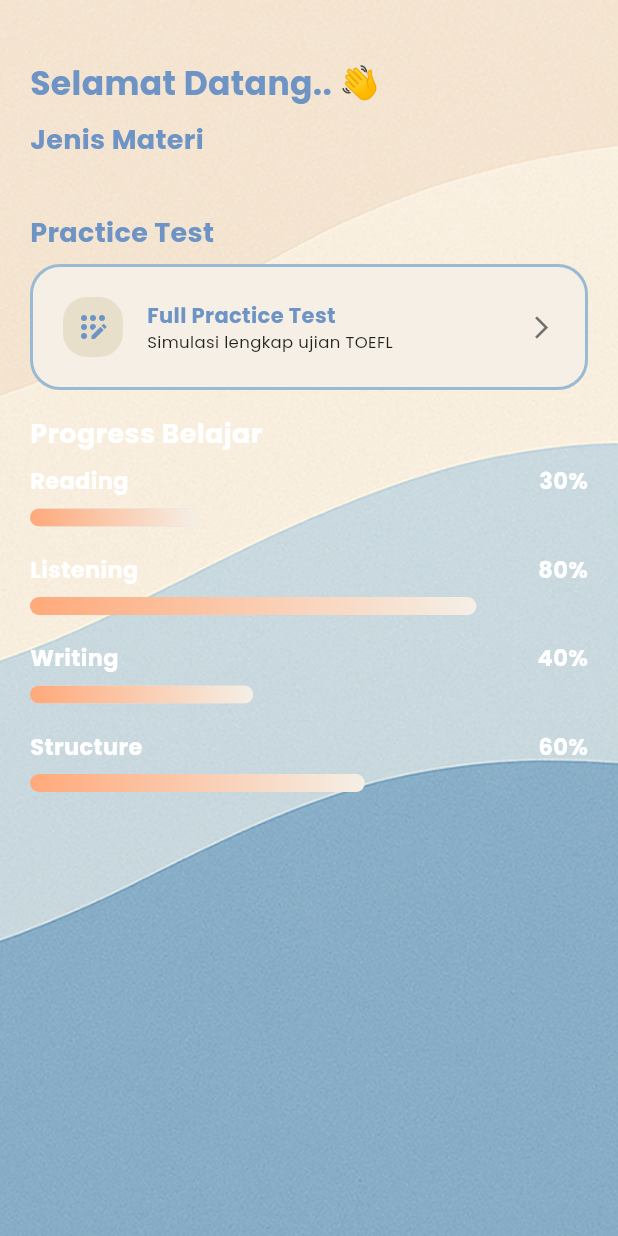
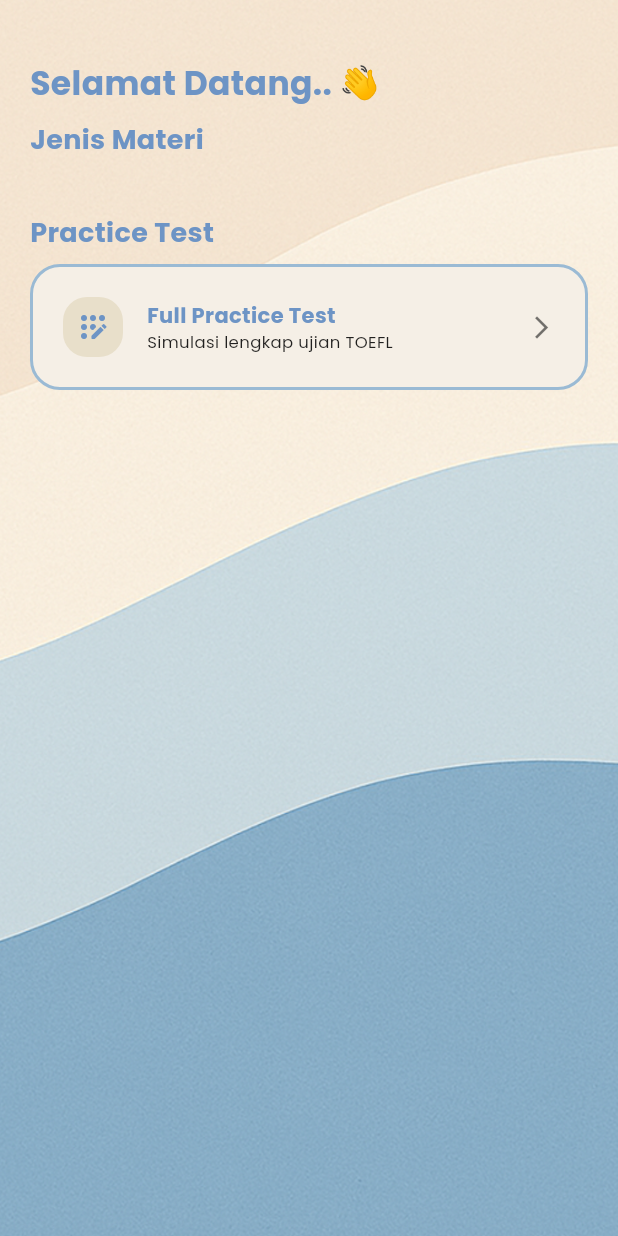
Before and after one commit to BuDes/toefltest, a Flutter app: the HomePage screen opened directly, on a phone screen of 412 x 824 dp. Run offline on Flutter 3.47's test engine with Material 3 defaults, Android fonts, the phone set to English and light mode, and no system bars; our stand-ins replace flutter_svg, iconsax, shared_preferences; accounts and stored records are empty; network calls fail.

Commit message:
feat: profile progress

```diff
--- a/lib/main.dart
+++ b/lib/main.dart
@@ -5,6 +5,7 @@ import 'package:toeflapp/pages/auth/auth_check.dart';
 import 'package:toeflapp/theme/app_colors.dart';
 import 'package:toeflapp/view_models/auth_view_model.dart';
 import 'package:toeflapp/view_models/materi_view_model.dart';
+import 'package:toeflapp/view_models/riwayat_view_model.dart';
 
 void main() {
   WidgetsFlutterBinding.ensureInitialized();
@@ -34,6 +35,7 @@ class MyApp extends StatelessWidget {
       providers: [
         ChangeNotifierProvider(create: (context) => AuthViewModel()),
         ChangeNotifierProvider(create: (context) => MateriViewModel()),
+        ChangeNotifierProvider(create: (context) => RiwayatViewModel()),
       ],
       child: MaterialApp(
         debugShowCheckedModeBanner: false,
--- /dev/null
+++ b/lib/models/materi.dart
@@ -0,0 +1,25 @@
+class Materi {
+  final String id;
+  final String nama;
+  final String? videoFile;
+  final String? content;
+  final DateTime tanggal;
+
+  Materi({
+    required this.id,
+    required this.nama,
+    required this.videoFile,
+    required this.content,
+    required this.tanggal,
+  });
+
+  factory Materi.fromJson(Map<String, dynamic> json) {
+    return Materi(
+      id: json["id"],
+      nama: json["nama"],
+      videoFile: json["videoFile"],
+      content: json["content"],
+      tanggal: json["createdAt"],
+    );
+  }
+}
--- /dev/null
+++ b/lib/models/riwayat.dart
@@ -0,0 +1,38 @@
+import 'package:intl/intl.dart';
+import 'package:toeflapp/models/jadwal.dart';
+import 'package:toeflapp/models/materi.dart';
+
+class Riwayat {
+  final String id;
+  final Materi? materi;
+  final Jadwal? jadwal;
+
+  Riwayat({
+    required this.id,
+    required this.materi,
+    required this.jadwal,
+  });
+
+  String get tanggal {
+    final date = materi?.tanggal ?? jadwal?.tanggal;
+    if (date == null) return "";
+
+    final timeFormatter = DateFormat("HH:mm");
+    final dateFormatter = DateFormat("dd/MM/yy");
+    final today = DateTime.now();
+    final formatter = _isSameDay(today, date) ? timeFormatter : dateFormatter;
+    return formatter.format(date);
+  }
+
+  bool _isSameDay(DateTime d1, DateTime d2) {
+    return d1.year == d2.year && d1.month == d2.month && d1.day == d2.day;
+  }
+
+  factory Riwayat.fromJson(Map<String, dynamic> json) {
+    return Riwayat(
+      id: json["id"],
+      materi: Materi.fromJson(json["materi"]),
+      jadwal: Jadwal.fromJson(json["jadwal_test"]),
+    );
+  }
+}
--- a/lib/pages/home_page.dart
+++ b/lib/pages/home_page.dart
@@ -102,58 +102,6 @@ class _HomePageState extends State<HomePage> {
                               onTap: () {},
                             );
                           }).toList(),
-                          // children: [
-                          //   _menuCard(
-                          //     context,
-                          //     SvgPicture.asset(
-                          //       'assets/images/icon_headphones.svg',
-                          //       width: 35,
-                          //       height: 35,
-                          //       color: AppColors.accent,
-                          //     ),
-                          //     "Listening",
-                          //     "200+ Audio",
-                          //     onTap: () =>
-                          //         _goTo(context, const ListeningPage()),
-                          //   ),
-                          //   _menuCard(
-                          //     context,
-                          //     SvgPicture.asset(
-                          //       'assets/images/icon_reading.svg',
-                          //       width: 35,
-                          //       height: 35,
-                          //       color: AppColors.accent,
-                          //     ),
-                          //     "Reading",
-                          //     "400+ Pertanyaan",
-                          //     onTap: () => _goTo(context, const ReadingPage()),
-                          //   ),
-                          //   _menuCard(
-                          //     context,
-                          //     SvgPicture.asset(
-                          //       'assets/images/icon_pen.svg',
-                          //       width: 35,
-                          //       height: 35,
-                          //       color: AppColors.accent,
-                          //     ),
-                          //     "Writing",
-                          //     "100+ Sampel",
-                          //     onTap: () => _goTo(context, const WritingPage()),
-                          //   ),
-                          //   _menuCard(
-                          //     context,
-                          //     SvgPicture.asset(
-                          //       'assets/images/icon_structure.svg',
-                          //       width: 35,
-                          //       height: 35,
-                          //       color: AppColors.accent,
-                          //     ),
-                          //     "Structure",
-                          //     "50+ Topik",
-                          //     onTap: () =>
-                          //         _goTo(context, const StructurePage()),
-                          //   ),
-                          // ],
                         );
                       },
                     ),
@@ -227,41 +175,41 @@ class _HomePageState extends State<HomePage> {
                       ),
                     ),
                     const SizedBox(height: 16),
-                    const Text(
-                      "Progress Belajar",
-                      style: TextStyle(
-                        fontSize: 18,
-                        fontWeight: FontWeight.w700,
-                        color: Colors.white,
-                      ),
-                    ),
-                    // TODO: progress from history
-                    ListView(
-                      shrinkWrap: true,
-                      physics: const NeverScrollableScrollPhysics(),
-                      padding: const EdgeInsets.only(bottom: 20),
-                      children: [
-                        const SizedBox(height: 8),
+                    // IDEA: progress belajar
+                    // const Text(
+                    //   "Progress Belajar",
+                    //   style: TextStyle(
+                    //     fontSize: 18,
+                    //     fontWeight: FontWeight.w700,
+                    //     color: Colors.white,
+                    //   ),
+                    // ),
+                    // ListView(
+                    //   shrinkWrap: true,
+                    //   physics: const NeverScrollableScrollPhysics(),
+                    //   padding: const EdgeInsets.only(bottom: 20),
+                    //   children: [
+                    //     const SizedBox(height: 8),
 
-                        _progressTile("Reading", 0.3, [
-                          AppColors.accent,
-                          const Color(0xffF5EFE6),
-                        ]),
-                        _progressTile("Listening", 0.8, [
-                          AppColors.accent,
-                          const Color(0xffF5EFE6),
-                        ]),
-                        _progressTile("Writing", 0.4, [
-                          AppColors.accent,
-                          const Color(0xffF5EFE6),
-                        ]),
-                        _progressTile("Structure", 0.6, [
-                          AppColors.accent,
-                          const Color(0xffF5EFE6),
-                        ]),
-                        const SizedBox(height: 50),
-                      ],
-                    ),
+                    //     _progressTile("Reading", 0.3, [
+                    //       AppColors.accent,
+                    //       const Color(0xffF5EFE6),
+                    //     ]),
+                    //     _progressTile("Listening", 0.8, [
+                    //       AppColors.accent,
+                    //       const Color(0xffF5EFE6),
+                    //     ]),
+                    //     _progressTile("Writing", 0.4, [
+                    //       AppColors.accent,
+                    //       const Color(0xffF5EFE6),
+                    //     ]),
+                    //     _progressTile("Structure", 0.6, [
+                    //       AppColors.accent,
+                    //       const Color(0xffF5EFE6),
+                    //     ]),
+                    //     const SizedBox(height: 50),
+                    //   ],
+                    // ),
                   ],
                 ),
               ),
--- a/pubspec.yaml
+++ b/pubspec.yaml
@@ -41,6 +41,7 @@ dependencies:
   provider: ^6.1.2
   http: ^1.5.0
   shared_preferences: ^2.5.3
+  intl: ^0.20.2
 
 dev_dependencies:
   flutter_test:
```
Also changed, not shown: lib/models/jadwal.dart (added, +19 -0 lines), lib/pages/profile/profile_page.dart (+47 -13 lines), lib/view_models/riwayat_view_model.dart (added, +42 -0 lines), lib/widgets/botom_nav.dart (+9 -1 lines), pubspec.lock.
